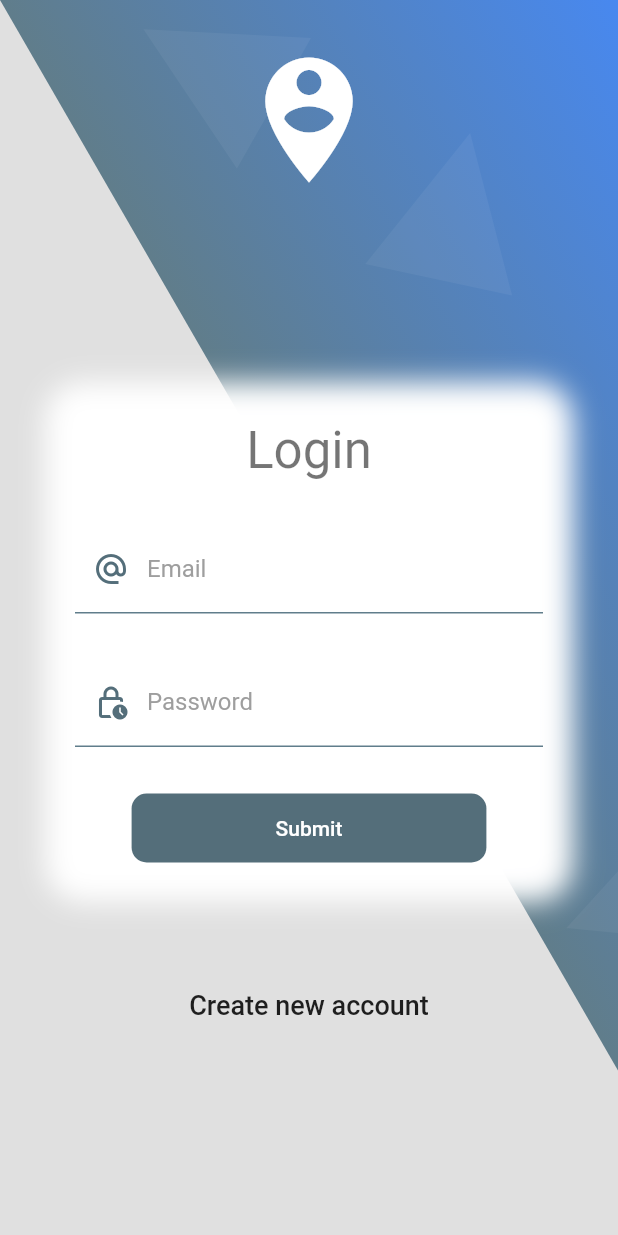
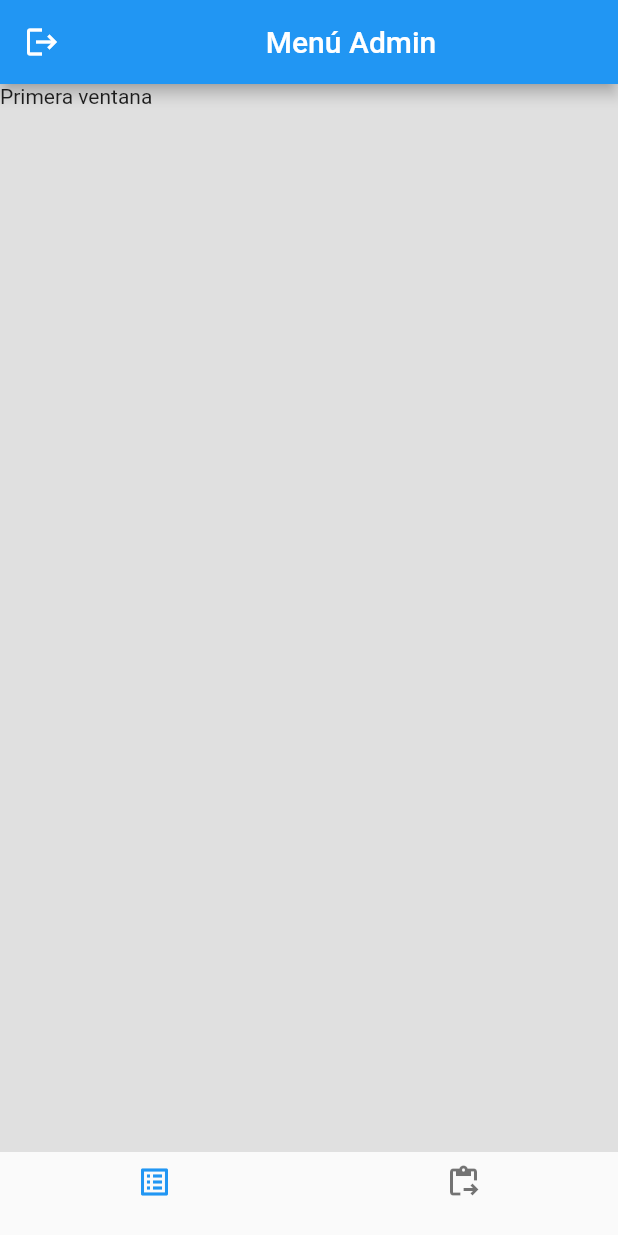
Before and after one commit to Alejandro-Junquera/flutter_grupo4, a Flutter app: the screen it shows after launch, after a tap on "Submit", on a phone screen of 412 x 824 dp. Run offline on Flutter 3.47's test engine with Material 2 defaults, Android fonts, the phone set to English and light mode, and no system bars; our stand-ins replace flutter_secure_storage, flutter_styled_toast.

Commit message:
Inicio ventana admin

```diff
--- a/lib/main.dart
+++ b/lib/main.dart
@@ -1,5 +1,6 @@
 // ignore_for_file: unused_import
 import 'package:flutter/material.dart';
+import 'package:flutter_grupo4/providers/admin_provider.dart';
 import 'package:flutter_grupo4/screens/screens.dart';
 // ignore: depend_on_referenced_packages
 import 'package:provider/provider.dart';
@@ -11,11 +12,14 @@ class AppState extends StatelessWidget {
 
   @override
   Widget build(BuildContext context) {
-    /*return MultiProvider(
-      providers: [],
+    return MultiProvider(
+      providers: [
+        ChangeNotifierProvider(
+          create: (_) => AdminProvider(),
+        )
+      ],
       child: const MyApp(),
-    );*/
-    return const MyApp();
+    );
   }
 }
 
@@ -31,7 +35,7 @@ class MyApp extends StatelessWidget {
         routes: {
           'login': (_) => const LoginScreen(),
           'register': (_) => const RegisterScreen(),
-          //'admin': (_) => AdminScreen(),
+          'admin': (_) => const AdminConfigScreen(),
           //'user': (_) => UserScreen(),
         },
         theme: ThemeData.light()
--- /dev/null
+++ b/lib/pages/gestionar_categoria.dart
@@ -0,0 +1,25 @@
+import 'package:flutter/material.dart';
+
+class GestionarCategoriasPage extends StatefulWidget {
+  const GestionarCategoriasPage({super.key});
+
+  @override
+  State<GestionarCategoriasPage> createState() =>
+      _GestionarCategoriasPageState();
+}
+
+class _GestionarCategoriasPageState extends State<GestionarCategoriasPage> {
+  @override
+  void initState() {
+    // TODO: implement initState
+    super.initState();
+    print('Hola');
+  }
+
+  @override
+  Widget build(BuildContext context) {
+    return Container(
+      child: Text('Segunda ventana'),
+    );
+  }
+}
--- /dev/null
+++ b/lib/pages/gestionar_productos.dart
@@ -0,0 +1,24 @@
+import 'package:flutter/material.dart';
+
+class GestionarProductosPage extends StatefulWidget {
+  const GestionarProductosPage({super.key});
+
+  @override
+  State<GestionarProductosPage> createState() => _GestionarProductosPageState();
+}
+
+class _GestionarProductosPageState extends State<GestionarProductosPage> {
+  @override
+  void initState() {
+    // TODO: implement initState
+    super.initState();
+    print('Adios');
+  }
+
+  @override
+  Widget build(BuildContext context) {
+    return Container(
+      child: Text('Primera ventana'),
+    );
+  }
+}
--- /dev/null
+++ b/lib/providers/admin_provider.dart
@@ -0,0 +1,14 @@
+import 'package:flutter/material.dart';
+
+class AdminProvider extends ChangeNotifier {
+  int _selectedMenuOpt = 0;
+
+  int get selectedMenuOpt {
+    return _selectedMenuOpt;
+  }
+
+  set selectedMenuOpt(int i) {
+    _selectedMenuOpt = i;
+    notifyListeners();
+  }
+}
--- /dev/null
+++ b/lib/screens/admin_config.dart
@@ -0,0 +1,50 @@
+// ignore: depend_on_referenced_packages
+import 'package:flutter_grupo4/pages/gestionar_productos.dart';
+// ignore: depend_on_referenced_packages
+import 'package:provider/provider.dart';
+import 'package:flutter/material.dart';
+import '../pages/gestionar_categoria.dart';
+import '../providers/admin_provider.dart';
+import '../widgets/BottomNavigationBarPersonalizadoAdmin.dart';
+
+class AdminConfigScreen extends StatelessWidget {
+  const AdminConfigScreen({super.key});
+
+  @override
+  Widget build(BuildContext context) {
+    return Scaffold(
+      appBar: AppBar(
+        title: const Center(
+          child: Text('Menú Admin'),
+        ),
+        leading: IconButton(
+          icon: const Icon(Icons.logout),
+          onPressed: () async {
+            // ignore: use_build_context_synchronously
+            Navigator.pushReplacementNamed(context, 'login');
+          },
+        ),
+      ),
+      body: const _Ofertas(),
+      bottomNavigationBar: const BottomNavigationBarPersonalizadoAdmin(),
+    );
+  }
+}
+
+class _Ofertas extends StatelessWidget {
+  const _Ofertas({super.key});
+
+  @override
+  Widget build(BuildContext context) {
+    final profProvider = Provider.of<AdminProvider>(context);
+    final currentIndex = profProvider.selectedMenuOpt;
+    switch (currentIndex) {
+      case 0:
+        return const GestionarProductosPage();
+      case 1:
+        return const GestionarCategoriasPage();
+      default:
+        return const GestionarProductosPage();
+    }
+  }
+}
--- a/lib/screens/login_screen.dart
+++ b/lib/screens/login_screen.dart
@@ -114,6 +114,7 @@ class _LoginForm extends StatelessWidget {
                   ? null
                   : () async {
                       FocusScope.of(context).unfocus();
+                      Navigator.pushReplacementNamed(context, 'admin');
                     },
               child: Container(
                 padding:
--- a/lib/screens/screens.dart
+++ b/lib/screens/screens.dart
@@ -1,2 +1,3 @@
+export 'package:flutter_grupo4/screens/admin_config.dart';
 export 'package:flutter_grupo4/screens/register_screen.dart';
 export 'package:flutter_grupo4/screens/login_screen.dart';
--- /dev/null
+++ b/lib/widgets/BottomNavigationBarPersonalizadoAdmin.dart
@@ -0,0 +1,24 @@
+// ignore: depend_on_referenced_packages
+import 'package:provider/provider.dart';
+import 'package:flutter/material.dart';
+
+import '../providers/admin_provider.dart';
+
+class BottomNavigationBarPersonalizadoAdmin extends StatelessWidget {
+  const BottomNavigationBarPersonalizadoAdmin({super.key});
+
+  @override
+  Widget build(BuildContext context) {
+    final adminProvider = Provider.of<AdminProvider>(context);
+    final currentIndex = adminProvider.selectedMenuOpt;
+    return BottomNavigationBar(
+      onTap: (int i) => adminProvider.selectedMenuOpt = i,
+      elevation: 0,
+      currentIndex: currentIndex,
+      items: const [
+        BottomNavigationBarItem(icon: Icon(Icons.list_alt), label: ''),
+        BottomNavigationBarItem(icon: Icon(Icons.content_paste_go), label: '')
+      ],
+    );
+  }
+}
```
